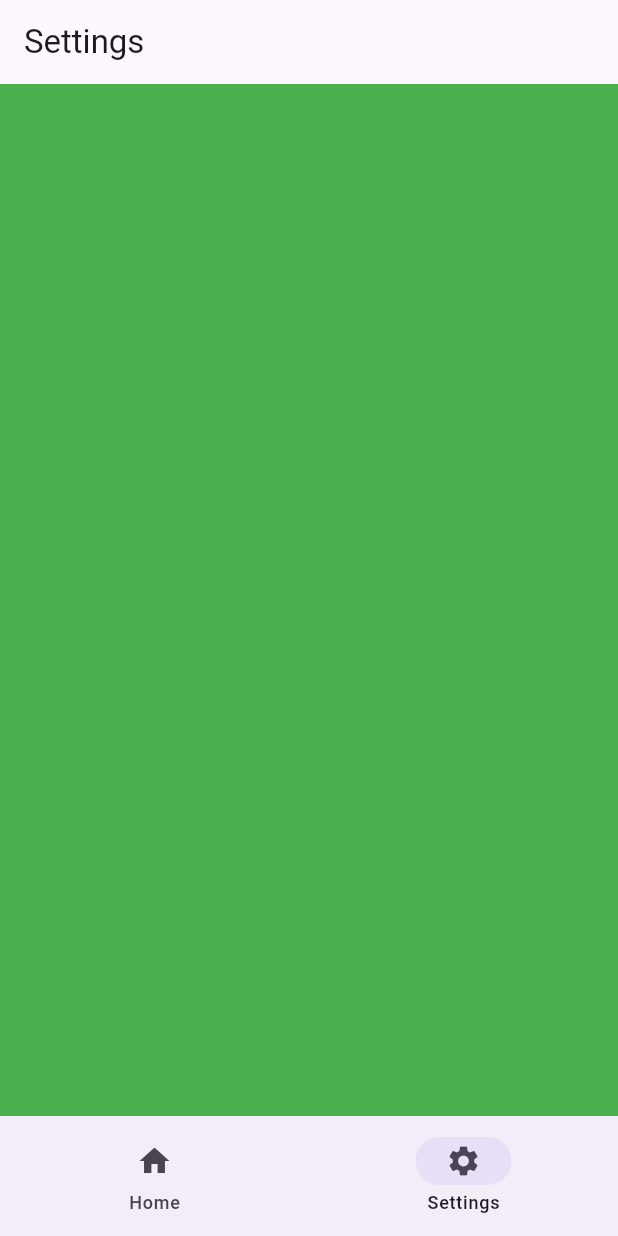
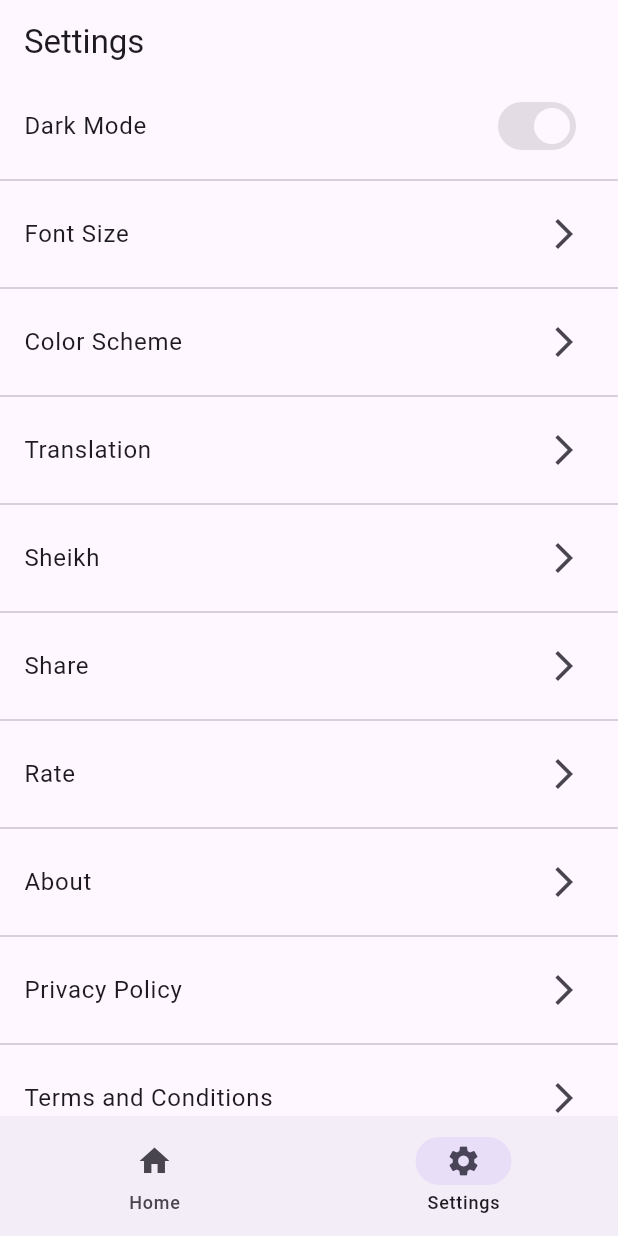
Before and after one commit to RomjanHossain/Quran, a Flutter app: the screen it shows after launch, item 2 of the bottom bar chosen, on a phone screen of 412 x 824 dp. Run offline on Flutter 3.47's test engine with Material 2 defaults, Android fonts, the phone set to English and light mode, and no system bars; our stand-ins replace just_audio, shared_preferences.

Commit message:
hmmm almost finishhhhhhhh

```diff
--- a/lib/main.dart
+++ b/lib/main.dart
@@ -36,7 +36,7 @@ class MyApp extends StatelessWidget {
               ? ThemeData(
                   brightness: Brightness.dark,
                   useMaterial3: true,
-                  // primarySwatch: Colors.lightGreen,
+                  // primarySwatch: Colors.indigo,
 
                   // scaffoldBackgroundColor: const Color(0xff171813),
                   // scaffoldBackgroundColor: Colors.yellow,
@@ -47,6 +47,8 @@ class MyApp extends StatelessWidget {
               : ThemeData(
                   useMaterial3: true,
                   brightness: Brightness.light,
+                  // primarySwatch: Colors.indigo,
+
                   // primarySwatch: Colors.pink,
                   // primaryColor: Colors.green,
                   // primarySwatch: Colors.green,
--- a/lib/pages/settings/settings_quran.dart
+++ b/lib/pages/settings/settings_quran.dart
@@ -5,8 +5,83 @@ class Settings extends StatelessWidget {
 
   @override
   Widget build(BuildContext context) {
-    return Container(
-      color: Colors.green,
+    return ListView(
+      children: const <Widget>[
+        // dark mode switch
+        ListTile(
+          title: Text('Dark Mode'),
+          trailing: Switch(
+            value: true,
+            onChanged: null,
+          ),
+        ),
+        Divider(),
+        // font size
+        ListTile(
+          title: Text('Font Size'),
+          trailing: Icon(Icons.arrow_forward_ios),
+        ),
+        Divider(),
+        // font size
+        ListTile(
+          title: Text('Color Scheme'),
+          trailing: Icon(Icons.arrow_forward_ios),
+        ),
+        Divider(),
+        // translation
+        ListTile(
+          title: Text('Translation'),
+          trailing: Icon(Icons.arrow_forward_ios),
+        ),
+        Divider(),
+        // sheikh
+        ListTile(
+          title: Text('Sheikh'),
+          trailing: Icon(Icons.arrow_forward_ios),
+        ),
+        Divider(),
+        // share
+        ListTile(
+          title: Text('Share'),
+          trailing: Icon(Icons.arrow_forward_ios),
+        ),
+        Divider(),
+        // rate
+        ListTile(
+          title: Text('Rate'),
+          trailing: Icon(Icons.arrow_forward_ios),
+        ),
+        Divider(),
+        // about
+        ListTile(
+          title: Text('About'),
+          trailing: Icon(Icons.arrow_forward_ios),
+        ),
+        Divider(),
+        // privacy policy
+        ListTile(
+          title: Text('Privacy Policy'),
+          trailing: Icon(Icons.arrow_forward_ios),
+        ),
+        Divider(),
+        // terms and conditions
+        ListTile(
+          title: Text('Terms and Conditions'),
+          trailing: Icon(Icons.arrow_forward_ios),
+        ),
+        Divider(),
+        // contact us
+        ListTile(
+          title: Text('Contact Us'),
+          trailing: Icon(Icons.arrow_forward_ios),
+        ),
+        Divider(),
+        // exit
+        ListTile(
+          title: Text('Exit'),
+          trailing: Icon(Icons.arrow_forward_ios),
+        ),
+      ],
     );
   }
 }
--- a/lib/pages/surah/surah.dart
+++ b/lib/pages/surah/surah.dart
@@ -322,8 +322,8 @@ class SurahRead extends StatelessWidget {
               // margin: const EdgeInsets.all(3),
               decoration: BoxDecoration(
                 // color: Colors.blue,
-                color: Colors.grey.shade200.withOpacity(
-                    0.5), // border radius only for top left and top right
+                color: Theme.of(context).primaryColor.withOpacity(0.5),
+                // border radius only for top left and top right
                 borderRadius: const BorderRadius.only(
                   topLeft: Radius.circular(30),
                   topRight: Radius.circular(30),
--- a/lib/pages/surah/widget/surah_playbutton.dart
+++ b/lib/pages/surah/widget/surah_playbutton.dart
@@ -60,7 +60,7 @@ class _CenterButtonWidgetState extends State<CenterButtonWidget> {
           }
         },
 
-        backgroundColor: Colors.indigo,
+        // backgroundColor: Colors.indigo,
         // tooltip: 'long press to change the reciter',
         child:
             _isPressed ? const Icon(Icons.pause) : const Icon(Icons.play_arrow),
```
